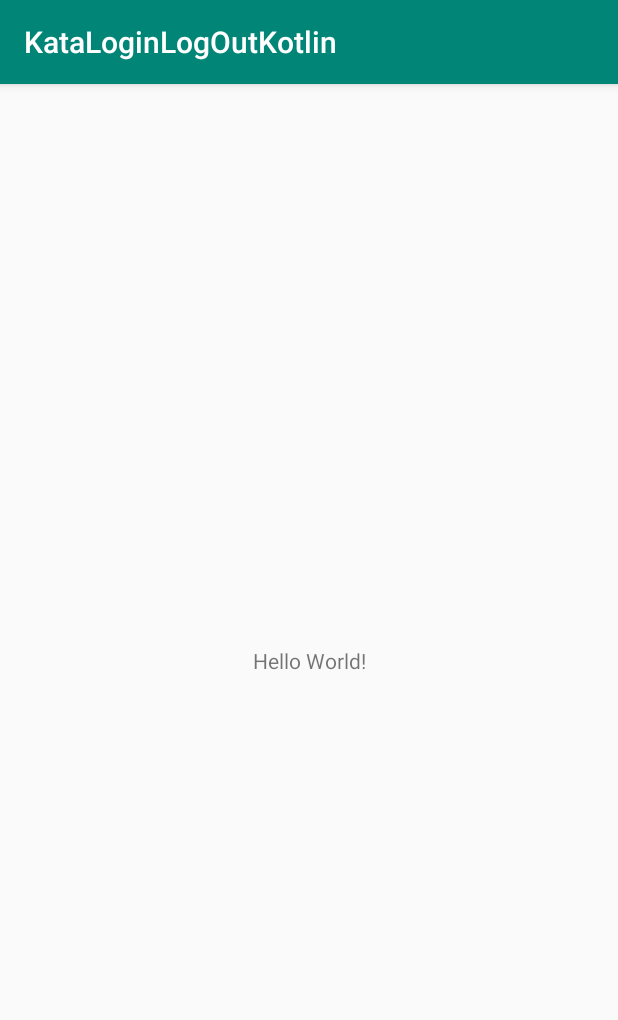
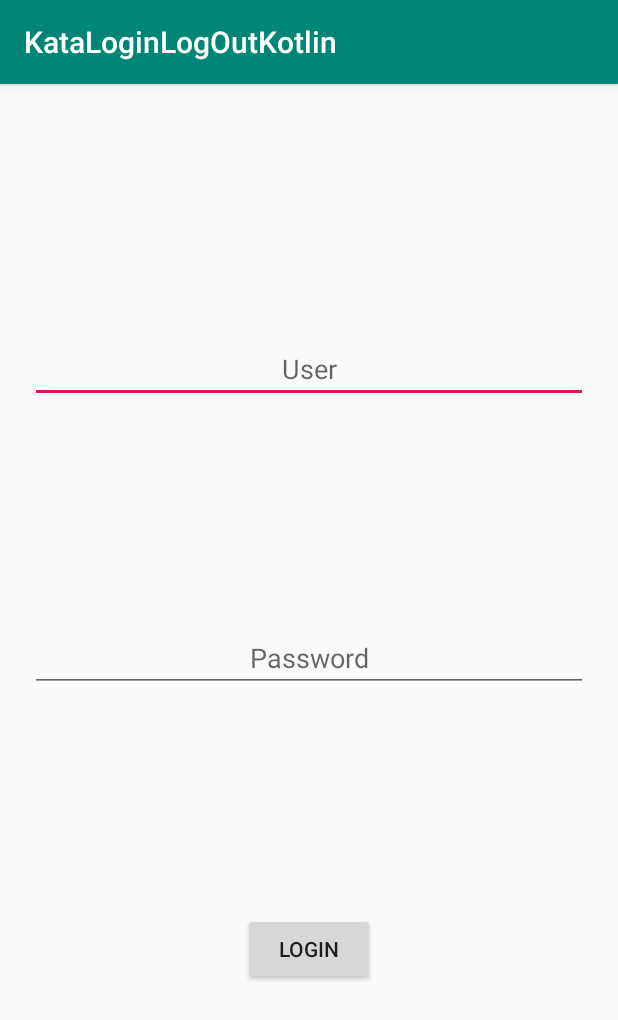
Before and after one commit to hamorillo/KataLoginLogOutKotlin, an Android app: the screen it shows after launch (MainActivity), on a phone screen of 412 x 824 dp. Shown: the top 1020 px of the screen. Run offline under Robolectric (Android 15) with nearby library versions, the phone set to English and light mode, and no system bars.

Commit message:
Movement 1 done
Added all the functionality specified on the “Movement 1” of the Readme
We can make a login and logout with the special conditions defined

```diff
--- a/app/build.gradle
+++ b/app/build.gradle
@@ -27,6 +27,7 @@ dependencies {
     implementation"org.jetbrains.kotlin:kotlin-stdlib-jdk7:$kotlin_version"
     implementation 'com.android.support:appcompat-v7:28.0.0'
     implementation 'com.android.support.constraint:constraint-layout:1.1.3'
+    implementation "joda-time:joda-time:2.10"
     testImplementation 'junit:junit:4.12'
     androidTestImplementation 'com.android.support.test:runner:1.0.2'
     androidTestImplementation 'com.android.support.test.espresso:espresso-core:3.0.2'
--- a/app/src/main/java/com/hmorillo/kataloginlogoutkotlin/MainActivity.kt
+++ b/app/src/main/java/com/hmorillo/kataloginlogoutkotlin/MainActivity.kt
@@ -2,11 +2,53 @@ package com.hmorillo.kataloginlogoutkotlin
 
 import android.support.v7.app.AppCompatActivity
 import android.os.Bundle
+import android.view.View
+import android.widget.Toast
+import kotlinx.android.synthetic.main.activity_main.*
+import org.joda.time.DateTime
 
 class MainActivity : AppCompatActivity() {
+
+    private var logged = false
 
     override fun onCreate(savedInstanceState: Bundle?) {
         super.onCreate(savedInstanceState)
         setContentView(R.layout.activity_main)
+
+        bindViewActions()
+    }
+
+    private fun bindViewActions() {
+        loginButton.setOnClickListener { loginWith(usernameEditText.text.toString(), passwordEditText.text.toString()) }
+        logoutButton.setOnClickListener { logout() }
+    }
+
+    private fun loginWith(user: String, password: String) {
+        if(!validateUsername(user)){
+            Toast.makeText(this, "The username can't contain ',' '.' or ';'", Toast.LENGTH_LONG).show()
+        }
+        logged = user.toLowerCase() == "admin" && password.toLowerCase() == "admin"
+        updateView()
+    }
+
+    private fun validateUsername(user: String): Boolean {
+        return !(user.contains(",")
+                || user.contains(".")
+                || user.contains(";"))
+    }
+
+    private fun logout() {
+        logged = DateTime.now().secondOfMinute().get() % 2 == 0
+        updateView()
+    }
+
+    private fun updateView() {
+        if (logged) {
+            loginConstraintLayout.visibility = View.GONE
+            logoutConstraintLayout.visibility = View.VISIBLE
+        } else {
+            logoutConstraintLayout.visibility = View.GONE
+            loginConstraintLayout.visibility = View.VISIBLE
+        }
     }
 }
--- a/app/src/main/res/layout/activity_main.xml
+++ b/app/src/main/res/layout/activity_main.xml
@@ -1,19 +1,76 @@
 <?xml version="1.0" encoding="utf-8"?>
-<android.support.constraint.ConstraintLayout
-        xmlns:android="http://schemas.android.com/apk/res/android"
-        xmlns:tools="http://schemas.android.com/tools"
-        xmlns:app="http://schemas.android.com/apk/res-auto"
-        android:layout_width="match_parent"
-        android:layout_height="match_parent"
-        tools:context=".MainActivity">
+<android.support.constraint.ConstraintLayout xmlns:android="http://schemas.android.com/apk/res/android"
+    xmlns:app="http://schemas.android.com/apk/res-auto"
+    xmlns:tools="http://schemas.android.com/tools"
+    android:layout_width="match_parent"
+    android:layout_height="match_parent"
+    android:padding="20dp"
+    tools:context=".MainActivity">
 
-    <TextView
+    <android.support.constraint.ConstraintLayout
+        android:id="@+id/loginConstraintLayout"
+        android:layout_width="0dp"
+        android:layout_height="0dp"
+        app:layout_constraintBottom_toBottomOf="parent"
+        app:layout_constraintEnd_toEndOf="parent"
+        app:layout_constraintStart_toStartOf="parent"
+        app:layout_constraintTop_toTopOf="parent">
+
+        <EditText
+            android:id="@+id/usernameEditText"
+            android:layout_width="match_parent"
+            android:layout_height="wrap_content"
+            android:gravity="center"
+            android:hint="@string/user"
+            app:layout_constraintBottom_toTopOf="@+id/passwordEditText"
+            app:layout_constraintEnd_toEndOf="parent"
+            app:layout_constraintStart_toStartOf="parent"
+            app:layout_constraintTop_toTopOf="parent"
+            app:layout_constraintVertical_bias="1" />
+
+        <EditText
+            android:id="@+id/passwordEditText"
+            android:layout_width="match_parent"
+            android:layout_height="wrap_content"
+            android:gravity="center"
+            android:hint="@string/password"
+            app:layout_constraintBottom_toTopOf="@+id/loginButton"
+            app:layout_constraintEnd_toEndOf="parent"
+            app:layout_constraintStart_toStartOf="parent"
+            app:layout_constraintTop_toBottomOf="@+id/usernameEditText" />
+
+        <Button
+            android:id="@+id/loginButton"
             android:layout_width="wrap_content"
             android:layout_height="wrap_content"
-            android:text="Hello World!"
+            android:text="@string/login"
             app:layout_constraintBottom_toBottomOf="parent"
-            app:layout_constraintLeft_toLeftOf="parent"
-            app:layout_constraintRight_toRightOf="parent"
-            app:layout_constraintTop_toTopOf="parent"/>
+            app:layout_constraintEnd_toEndOf="parent"
+            app:layout_constraintStart_toStartOf="parent"
+            app:layout_constraintTop_toBottomOf="@+id/passwordEditText" />
+
+    </android.support.constraint.ConstraintLayout>
+
+    <android.support.constraint.ConstraintLayout
+        android:id="@+id/logoutConstraintLayout"
+        android:layout_width="0dp"
+        android:layout_height="0dp"
+        app:layout_constraintBottom_toBottomOf="parent"
+        app:layout_constraintEnd_toEndOf="parent"
+        app:layout_constraintStart_toStartOf="parent"
+        app:layout_constraintTop_toTopOf="parent"
+        android:visibility="gone">
+
+        <Button
+            android:id="@+id/logoutButton"
+            android:layout_width="wrap_content"
+            android:layout_height="wrap_content"
+            android:text="@string/logout"
+            app:layout_constraintBottom_toBottomOf="parent"
+            app:layout_constraintEnd_toEndOf="parent"
+            app:layout_constraintStart_toStartOf="parent"
+            app:layout_constraintTop_toTopOf="parent" />
+
+    </android.support.constraint.ConstraintLayout>
 
 </android.support.constraint.ConstraintLayout>
--- a/app/src/main/res/values/strings.xml
+++ b/app/src/main/res/values/strings.xml
@@ -1,3 +1,7 @@
 <resources>
     <string name="app_name">KataLoginLogOutKotlin</string>
+    <string name="password">Password</string>
+    <string name="user">User</string>
+    <string name="login">Login</string>
+    <string name="logout">Logout</string>
 </resources>
```
Also changed, not shown: 1 other file.
